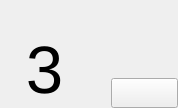
HiImSUN/Agricola-Front_ui-images-py, file Agricola_Front/Basic/roundcard.ui: the form before one commit.
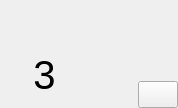
The form after the commit. Icons and pictures are not drawn.

The edit to the form file:
```diff
--- a/Agricola_Front/Basic/roundcard.ui
+++ b/Agricola_Front/Basic/roundcard.ui
@@ -17,7 +17,7 @@
    <string notr="true">#Form{border-image: url(:/newPrefix/IMG_0403.PNG);}
 </string>
   </property>
-  <layout class="QHBoxLayout" name="horizontalLayout" stretch="4,1,3">
+  <layout class="QHBoxLayout" name="horizontalLayout_2" stretch="1,1">
    <property name="spacing">
     <number>0</number>
    </property>
@@ -34,93 +34,109 @@
     <number>0</number>
    </property>
    <item>
-    <layout class="QVBoxLayout" name="verticalLayout">
+    <layout class="QVBoxLayout" name="vlo_left" stretch="3,5">
      <property name="spacing">
       <number>0</number>
      </property>
      <item>
-      <spacer name="verticalSpacer">
-       <property name="orientation">
-        <enum>Qt::Vertical</enum>
+      <widget class="QPushButton" name="btn_round_0">
+       <property name="sizePolicy">
+        <sizepolicy hsizetype="Minimum" vsizetype="Minimum">
+         <horstretch>0</horstretch>
+         <verstretch>0</verstretch>
+        </sizepolicy>
        </property>
-       <property name="sizeHint" stdset="0">
-        <size>
-         <width>20</width>
-         <height>40</height>
-        </size>
+       <property name="styleSheet">
+        <string notr="true">border: none;</string>
        </property>
-      </spacer>
+       <property name="text">
+        <string/>
+       </property>
+      </widget>
      </item>
      <item>
-      <widget class="QLabel" name="lb_stack_count">
+      <widget class="QPushButton" name="btn_round_1">
+       <property name="sizePolicy">
+        <sizepolicy hsizetype="Minimum" vsizetype="Minimum">
+         <horstretch>0</horstretch>
+         <verstretch>0</verstretch>
+        </sizepolicy>
+       </property>
        <property name="font">
         <font>
-         <pointsize>50</pointsize>
+         <pointsize>30</pointsize>
         </font>
        </property>
+       <property name="styleSheet">
+        <string notr="true">border: none;</string>
+       </property>
        <property name="text">
         <string>3</string>
        </property>
-       <property name="alignment">
-        <set>Qt::AlignCenter</set>
-       </property>
       </widget>
      </item>
     </layout>
    </item>
    <item>
-    <spacer name="horizontalSpacer">
-     <property name="orientation">
-      <enum>Qt::Horizontal</enum>
-     </property>
-     <property name="sizeHint" stdset="0">
-      <size>
-       <width>19</width>
-       <height>10</height>
-      </size>
-     </property>
-    </spacer>
-   </item>
-   <item>
-    <layout class="QVBoxLayout" name="verticalLayout_2">
+    <layout class="QVBoxLayout" name="vlo_right" stretch="3,1">
      <property name="spacing">
       <number>0</number>
      </property>
      <item>
-      <spacer name="verticalSpacer_2">
-       <property name="orientation">
-        <enum>Qt::Vertical</enum>
-       </property>
-       <property name="sizeHint" stdset="0">
-        <size>
-         <width>20</width>
-         <height>40</height>
-        </size>
-       </property>
-      </spacer>
-     </item>
-     <item>
-      <widget class="QPushButton" name="btn_harvest_icon">
+      <widget class="QPushButton" name="btn_round_2">
        <property name="sizePolicy">
         <sizepolicy hsizetype="Minimum" vsizetype="Minimum">
          <horstretch>0</horstretch>
          <verstretch>0</verstretch>
         </sizepolicy>
        </property>
-       <property name="minimumSize">
-        <size>
-         <width>30</width>
-         <height>30</height>
-        </size>
-       </property>
        <property name="styleSheet">
-        <string notr="true">border-image: url(:/newPrefix/harvest.png);</string>
+        <string notr="true">border:none;</string>
        </property>
        <property name="text">
         <string/>
        </property>
       </widget>
      </item>
+     <item>
+      <layout class="QHBoxLayout" name="hlo" stretch="3,2">
+       <property name="spacing">
+        <number>0</number>
+       </property>
+       <item>
+        <widget class="QPushButton" name="btn_round_3">
+         <property name="sizePolicy">
+          <sizepolicy hsizetype="Minimum" vsizetype="Minimum">
+           <horstretch>0</horstretch>
+           <verstretch>0</verstretch>
+          </sizepolicy>
+         </property>
+         <property name="styleSheet">
+          <string notr="true">border:none;</string>
+         </property>
+         <property name="text">
+          <string/>
+         </property>
+        </widget>
+       </item>
+       <item>
+        <widget class="QPushButton" name="btn_round_4">
+         <property name="sizePolicy">
+          <sizepolicy hsizetype="Minimum" vsizetype="Minimum">
+           <horstretch>0</horstretch>
+           <verstretch>0</verstretch>
+          </sizepolicy>
+         </property>
+         <property name="styleSheet">
+          <string notr="true">border-image: url(:/newPrefix/images/harvest.png);</string>
+         </property>
+         <property name="text">
+          <string/>
+         </property>
+        </widget>
+       </item>
+      </layout>
+     </item>
     </layout>
    </item>
   </layout>
```
Left out of the diff: 5 changed lines with no effect on the pictures.
